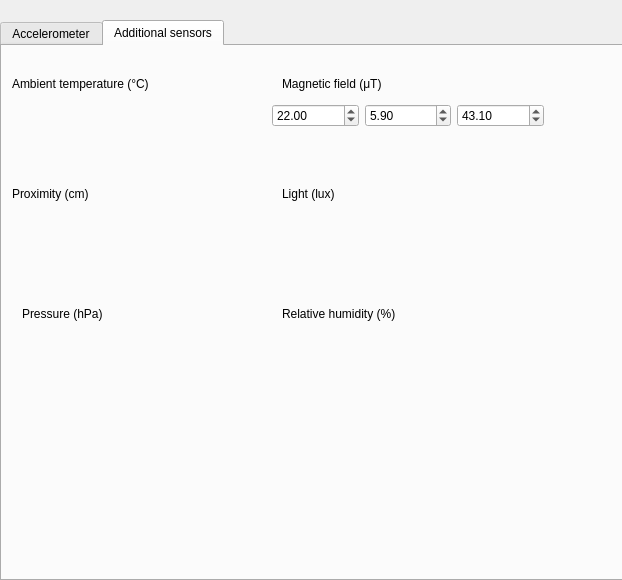
The window that android/skin/qt/extended-pages/virtual-sensors-page.ui (aosp-mirror/platform_external_qemu) describes before a commit, drawn with Qt 5.
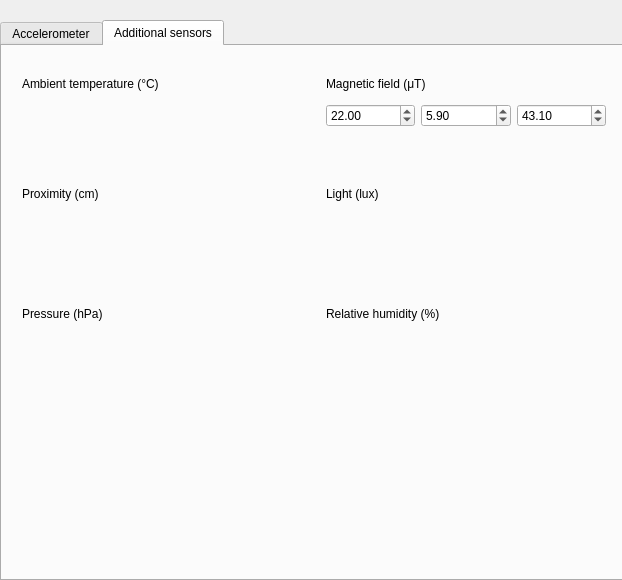
The same window after the commit. The open tabs and pages were chosen to show the change. Icons and pictures are not drawn. Custom widgets are drawn as their Qt base class.

Commit message:
UI: Align widgets on the Virtual Sensors extended page
Line up the widgets on this sub-page, with each other and
with the layout of other sub-pages.

Also add some space to the numeric displays of sliders. The
previous width didn't quite hold 20000.0, which is needed
for the Light (lux) value.

The edit to the form file:
```diff
--- a/android/skin/qt/extended-pages/virtual-sensors-page.ui
+++ b/android/skin/qt/extended-pages/virtual-sensors-page.ui
@@ -384,7 +384,7 @@
     <widget class="QLabel" name="label_4">
      <property name="geometry">
       <rect>
-       <x>10</x>
+       <x>20</x>
        <y>30</y>
        <width>160</width>
        <height>15</height>
@@ -397,9 +397,9 @@
     <widget class="EditableSliderWidget" name="temperatureSensorValueWidget" native="true">
      <property name="geometry">
       <rect>
-       <x>0</x>
+       <x>10</x>
        <y>50</y>
-       <width>250</width>
+       <width>290</width>
        <height>80</height>
       </rect>
      </property>
@@ -410,7 +410,7 @@
     <widget class="QLabel" name="label_5">
      <property name="geometry">
       <rect>
-       <x>10</x>
+       <x>20</x>
        <y>140</y>
        <width>90</width>
        <height>15</height>
@@ -423,9 +423,9 @@
     <widget class="EditableSliderWidget" name="proximitySensorValueWidget" native="true">
      <property name="geometry">
       <rect>
-       <x>0</x>
+       <x>10</x>
        <y>160</y>
-       <width>250</width>
+       <width>290</width>
        <height>80</height>
       </rect>
      </property>
@@ -436,7 +436,7 @@
     <widget class="QLabel" name="label_7">
      <property name="geometry">
       <rect>
-       <x>280</x>
+       <x>324</x>
        <y>30</y>
        <width>120</width>
        <height>15</height>
@@ -449,9 +449,9 @@
     <widget class="QWidget" name="horizontalLayoutWidget">
      <property name="geometry">
       <rect>
-       <x>270</x>
+       <x>324</x>
        <y>50</y>
-       <width>272</width>
+       <width>280</width>
        <height>40</height>
       </rect>
      </property>
@@ -512,9 +512,9 @@
     <widget class="EditableSliderWidget" name="lightSensorValueWidget" native="true">
      <property name="geometry">
       <rect>
-       <x>270</x>
+       <x>314</x>
        <y>160</y>
-       <width>250</width>
+       <width>300</width>
        <height>80</height>
       </rect>
      </property>
@@ -525,7 +525,7 @@
     <widget class="QLabel" name="label_9">
      <property name="geometry">
       <rect>
-       <x>280</x>
+       <x>324</x>
        <y>140</y>
        <width>60</width>
        <height>15</height>
@@ -540,7 +540,7 @@
       <rect>
        <x>10</x>
        <y>280</y>
-       <width>250</width>
+       <width>290</width>
        <height>80</height>
       </rect>
      </property>
@@ -564,9 +564,9 @@
     <widget class="EditableSliderWidget" name="humiditySensorValueWidget" native="true">
      <property name="geometry">
       <rect>
-       <x>270</x>
+       <x>314</x>
        <y>280</y>
-       <width>250</width>
+       <width>300</width>
        <height>80</height>
       </rect>
      </property>
@@ -577,7 +577,7 @@
     <widget class="QLabel" name="label_11">
      <property name="geometry">
       <rect>
-       <x>280</x>
+       <x>324</x>
        <y>260</y>
        <width>130</width>
        <height>15</height>
@@ -590,7 +590,7 @@
     <widget class="QPushButton" name="helpMagneticField">
      <property name="geometry">
       <rect>
-       <x>402</x>
+       <x>430</x>
        <y>30</y>
        <width>15</width>
        <height>15</height>
@@ -622,7 +622,7 @@
     <widget class="QPushButton" name="helpLight">
      <property name="geometry">
       <rect>
-       <x>342</x>
+       <x>390</x>
        <y>140</y>
        <width>15</width>
        <height>15</height>
@@ -654,7 +654,7 @@
     <widget class="QPushButton" name="helpPressure">
      <property name="geometry">
       <rect>
-       <x>112</x>
+       <x>110</x>
        <y>260</y>
        <width>15</width>
        <height>15</height>
@@ -686,7 +686,7 @@
     <widget class="QPushButton" name="helpAmbientTemp">
      <property name="geometry">
       <rect>
-       <x>170</x>
+       <x>160</x>
        <y>30</y>
        <width>15</width>
        <height>15</height>
@@ -718,7 +718,7 @@
     <widget class="QPushButton" name="helpProximity">
      <property name="geometry">
       <rect>
-       <x>100</x>
+       <x>110</x>
        <y>140</y>
        <width>15</width>
        <height>15</height>
@@ -782,7 +782,7 @@
     <widget class="QPushButton" name="helpHumidity">
      <property name="geometry">
       <rect>
-       <x>410</x>
+       <x>440</x>
        <y>260</y>
        <width>15</width>
        <height>15</height>
```
The commit also changes 1 other file.
